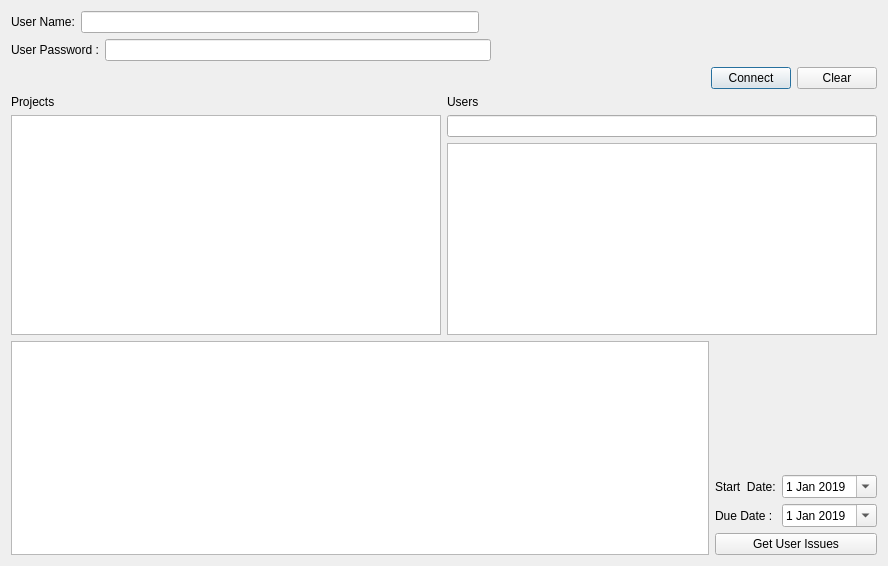
Qt form login.ui (oelmas/PythonandJira) before a commit.
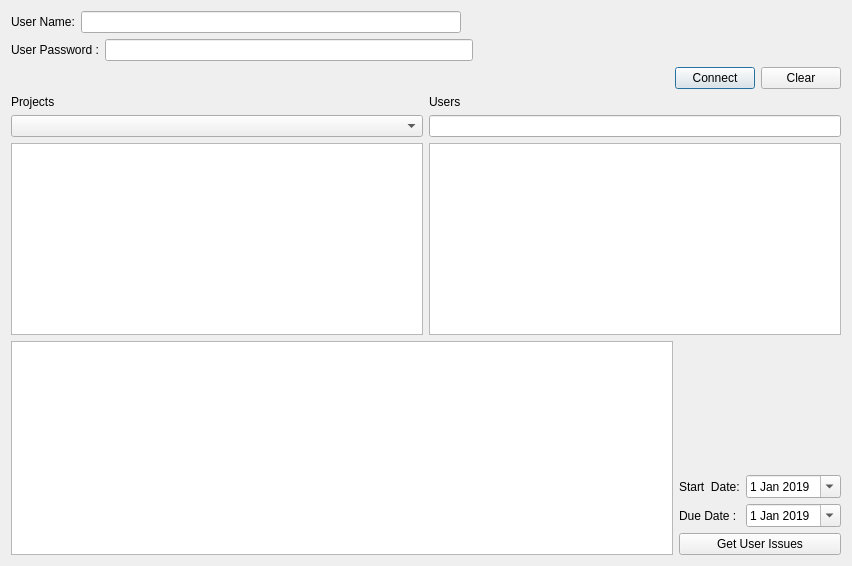
The same form after that commit.

Commit message: User's added list view according to project. Users can be multiple selected

What changed in the file:
```diff
--- a/login.ui
+++ b/login.ui
@@ -6,7 +6,7 @@
    <rect>
     <x>0</x>
     <y>0</y>
-    <width>888</width>
+    <width>852</width>
     <height>566</height>
    </rect>
   </property>
@@ -98,7 +98,7 @@
           </sizepolicy>
          </property>
          <property name="autoFillBackground">
-          <bool>true</bool>
+          <bool>false</bool>
          </property>
          <property name="text">
           <string/>
@@ -134,6 +134,9 @@
          </property>
         </widget>
        </item>
+       <item>
+        <widget class="QComboBox" name="cbProjects"/>
+       </item>
        <item>
         <widget class="QListWidget" name="lvProjects"/>
        </item>
@@ -152,7 +155,17 @@
         <widget class="QLineEdit" name="leUserSelect"/>
        </item>
        <item>
-        <widget class="QListWidget" name="lvUsers"/>
+        <widget class="QListView" name="lvUsers">
+         <property name="alternatingRowColors">
+          <bool>true</bool>
+         </property>
+         <property name="selectionMode">
+          <enum>QAbstractItemView::MultiSelection</enum>
+         </property>
+         <property name="selectionBehavior">
+          <enum>QAbstractItemView::SelectItems</enum>
+         </property>
+        </widget>
        </item>
       </layout>
      </item>
```
Left out of the diff: 12 changed lines with no effect on the pictures. The commit also changes 2 other files.
